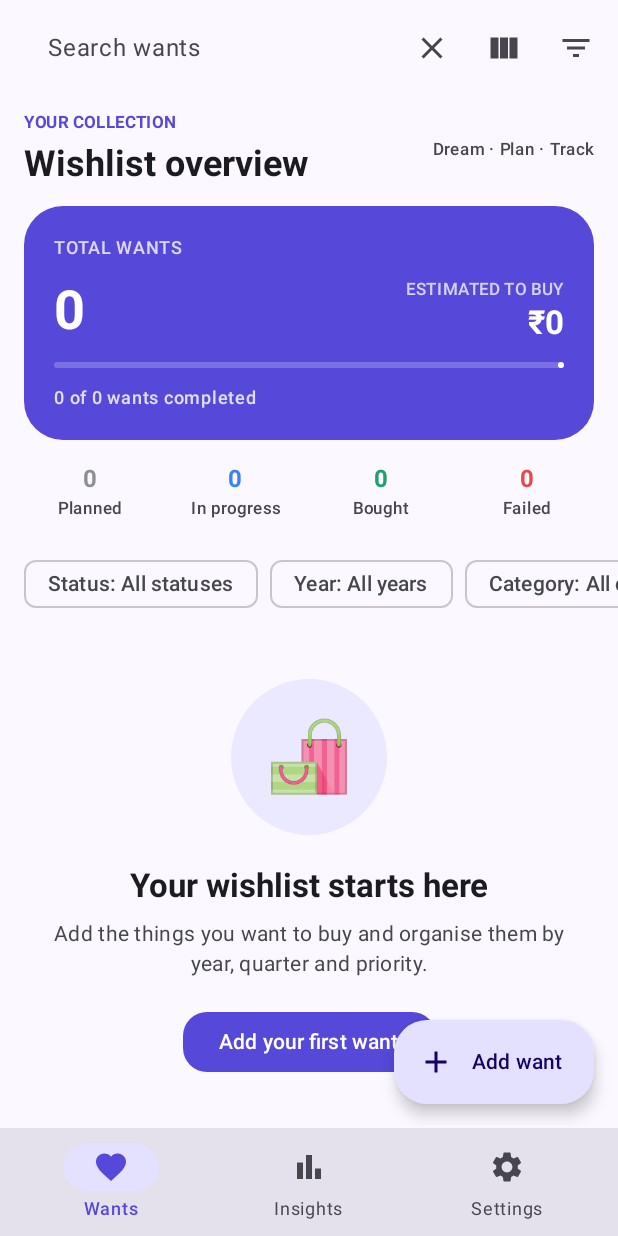
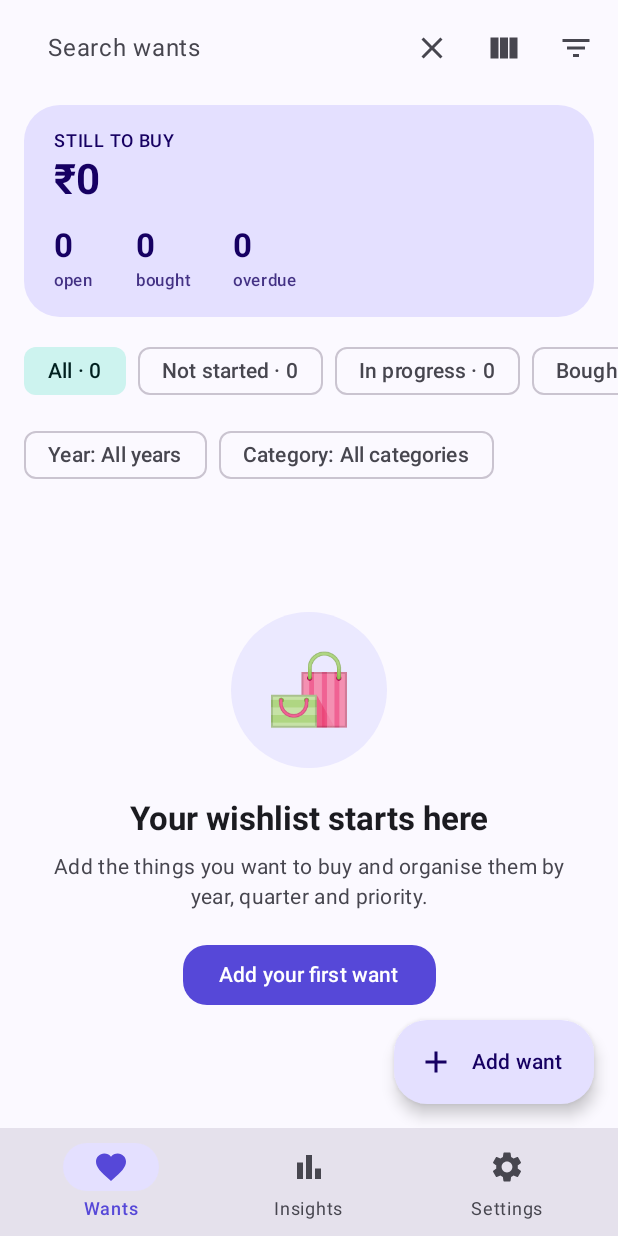
Before and after one commit to princetete/wantstrackers, an Android app built with Jetpack Compose: the HomeScreen screen opened through its navigation route, after a tap on "Search", on a phone screen of 412 x 824 dp. Run offline under Robolectric (Android 15) with nearby library versions, the phone set to English and light mode, and no system bars; our stand-ins replace Room's generated code.

Commit message:
Rebuild home screen hierarchy to match reference layout

```diff
--- a/app/src/main/java/com/wantstracker/app/ui/screens/HomeScreen.kt
+++ b/app/src/main/java/com/wantstracker/app/ui/screens/HomeScreen.kt
@@ -65,6 +65,7 @@ import com.wantstracker.app.domain.Status
 import com.wantstracker.app.domain.effectiveKey
 import com.wantstracker.app.domain.formatInr
 import com.wantstracker.app.domain.plannedKey
+import com.wantstracker.app.domain.isOverdue
 import com.wantstracker.app.ui.EmptyState
 import com.wantstracker.app.ui.MainBottomBar
 import com.wantstracker.app.ui.MainViewModel
@@ -130,8 +131,7 @@ fun HomeScreen(vm: MainViewModel, nav: NavController) {
                         )
                     } else {
                         Column {
-                            Text("Wants Tracker", fontWeight = FontWeight.Bold, style = MaterialTheme.typography.headlineSmall)
-                            Text("Dream · Plan · Track", style = MaterialTheme.typography.labelLarge, color = MaterialTheme.colorScheme.primary)
+                            Text("Wants", fontWeight = FontWeight.Bold, style = MaterialTheme.typography.headlineSmall)
                         }
                     }
                 },
@@ -217,35 +217,30 @@ fun HomeScreen(vm: MainViewModel, nav: NavController) {
                 horizontalArrangement = Arrangement.spacedBy(8.dp),
                 verticalAlignment = Alignment.CenterVertically
             ) {
-                FilterDropdown(
-                    label = "Status",
-                    selected = statusFilter?.let { "${it.emoji} ${it.label}" } ?: "All statuses",
-                    options = listOf("All statuses") + Status.entries.map { "${it.emoji} ${it.label}" },
-                    onSelect = { index -> statusFilter = if (index == 0) null else Status.entries[index - 1] }
-                )
-                FilterDropdown(
-                    label = "Year",
-                    selected = yearFilter?.toString() ?: "All years",
-                    options = listOf("All years") + years.map { it.toString() },
-                    onSelect = { index -> yearFilter = if (index == 0) null else years[index - 1] }
-                )
-                FilterDropdown(
-                    label = "Category",
-                    selected = categories.firstOrNull { it.id == categoryFilter }?.let { "${it.emoji} ${it.name}" } ?: "All categories",
-                    options = listOf("All categories") + categories.map { "${it.emoji} ${it.name}" },
-                    onSelect = { index -> categoryFilter = if (index == 0) null else categories[index - 1].id }
-                )
+                FilterChip(selected = statusFilter == null, onClick = { statusFilter = null },
+                    label = { Text("All · ${wants.size}") })
+                Status.entries.forEach { st ->
+                    val count = wants.count { it.status == st }
+                    FilterChip(selected = statusFilter == st, onClick = { statusFilter = if (statusFilter == st) null else st },
+                        label = { Text("${st.label} · $count") })
+                }
+            }
+            Row(
+                Modifier.fillMaxWidth().horizontalScroll(rememberScrollState()).padding(horizontal = 16.dp, vertical = 2.dp),
+                horizontalArrangement = Arrangement.spacedBy(8.dp),
+                verticalAlignment = Alignment.CenterVertically
+            ) {
+                FilterDropdown("Year", yearFilter?.toString() ?: "All years",
+                    listOf("All years") + years.map { it.toString() },
+                    { i -> yearFilter = if (i == 0) null else years[i - 1] })
+                FilterDropdown("Category",
+                    categories.firstOrNull { it.id == categoryFilter }?.let { "${it.emoji} ${it.name}" } ?: "All categories",
+                    listOf("All categories") + categories.map { "${it.emoji} ${it.name}" },
+                    { i -> categoryFilter = if (i == 0) null else categories[i - 1].id })
                 if (statusFilter != null || yearFilter != null || categoryFilter != null || priorityFilter != null) {
-                    FilterChip(
-                        selected = false,
-                        onClick = {
-                            statusFilter = null
-                            yearFilter = null
-                            categoryFilter = null
-                            priorityFilter = null
-                        },
-                        label = { Text("Clear") }
-                    )
+                    FilterChip(selected = false, onClick = {
+                        statusFilter = null; yearFilter = null; categoryFilter = null; priorityFilter = null
+                    }, label = { Text("Clear filters") })
                 }
             }
 
@@ -433,101 +428,34 @@ private fun BoardView(
 @Composable
 private fun DashboardSummary(wants: List<WantEntity>) {
     val bought = wants.count { it.status == Status.BOUGHT }
-    val progress = wants.count { it.status == Status.IN_PROGRESS }
-    val failed = wants.count { it.status == Status.FAILED }
-    val planned = wants.count { it.status == Status.NOT_STARTED }
-    val totalValue = wants.filter { it.status.isOpen }.sumOf { it.price }
-
-    Column(
-        Modifier.fillMaxWidth().padding(horizontal = 16.dp, vertical = 10.dp),
-        verticalArrangement = Arrangement.spacedBy(12.dp)
+    val open = wants.filter { it.status.isOpen }
+    val overdue = open.count { it.isOverdue() }
+    val totalValue = open.sumOf { it.price }
+    Card(
+        Modifier.fillMaxWidth().padding(horizontal = 16.dp, vertical = 6.dp),
+        shape = RoundedCornerShape(24.dp),
+        colors = CardDefaults.cardColors(containerColor = MaterialTheme.colorScheme.primaryContainer)
     ) {
-        Row(
-            Modifier.fillMaxWidth(),
-            verticalAlignment = Alignment.CenterVertically,
-            horizontalArrangement = Arrangement.SpaceBetween
-        ) {
-            Column(verticalArrangement = Arrangement.spacedBy(3.dp)) {
-                Text(
-                    "YOUR COLLECTION",
-                    style = MaterialTheme.typography.labelSmall,
-                    color = MaterialTheme.colorScheme.primary,
-                    fontWeight = FontWeight.Bold
-                )
-                Text(
-                    "Wishlist overview",
-                    style = MaterialTheme.typography.headlineSmall,
-                    fontWeight = FontWeight.Bold
-                )
-            }
-            Text(
-                "Dream · Plan · Track",
-                style = MaterialTheme.typography.labelSmall,
-                color = MaterialTheme.colorScheme.onSurfaceVariant
-            )
-        }
-        Card(
-            modifier = Modifier.fillMaxWidth(),
-            shape = RoundedCornerShape(26.dp),
-            colors = CardDefaults.cardColors(containerColor = MaterialTheme.colorScheme.primary)
-        ) {
-            Column(
-                Modifier.fillMaxWidth().padding(20.dp),
-                verticalArrangement = Arrangement.spacedBy(12.dp)
-            ) {
-                Text(
-                    "TOTAL WANTS",
-                    style = MaterialTheme.typography.labelMedium,
-                    color = MaterialTheme.colorScheme.onPrimary.copy(alpha = 0.78f),
-                    fontWeight = FontWeight.SemiBold
-                )
-                Row(
-                    Modifier.fillMaxWidth(),
-                    horizontalArrangement = Arrangement.SpaceBetween,
-                    verticalAlignment = Alignment.Bottom
-                ) {
-                    Text(
-                        wants.size.toString(),
-                        style = MaterialTheme.typography.displaySmall,
-                        fontWeight = FontWeight.Bold,
-                        color = MaterialTheme.colorScheme.onPrimary
-                    )
-                    Column(horizontalAlignment = Alignment.End) {
-                        Text(
-                            "ESTIMATED TO BUY",
-                            style = MaterialTheme.typography.labelSmall,
-                            color = MaterialTheme.colorScheme.onPrimary.copy(alpha = 0.75f)
-                        )
-                        Text(
-                            formatInr(totalValue),
-                            style = MaterialTheme.typography.titleLarge,
-                            fontWeight = FontWeight.Bold,
-                            color = MaterialTheme.colorScheme.onPrimary
-                        )
-                    }
-                }
-                androidx.compose.material3.LinearProgressIndicator(
-                    progress = { if (wants.isEmpty()) 0f else bought.toFloat() / wants.size },
-                    modifier = Modifier.fillMaxWidth(),
-                    color = MaterialTheme.colorScheme.onPrimary,
-                    trackColor = MaterialTheme.colorScheme.onPrimary.copy(alpha = 0.22f)
-                )
-                Text(
-                    "$bought of ${wants.size} wants completed",
-                    style = MaterialTheme.typography.labelMedium,
-                    color = MaterialTheme.colorScheme.onPrimary.copy(alpha = 0.82f)
-                )
+        Column(Modifier.fillMaxWidth().padding(horizontal = 20.dp, vertical = 16.dp)) {
+            Text("STILL TO BUY", style = MaterialTheme.typography.labelMedium,
+                color = MaterialTheme.colorScheme.onPrimaryContainer, fontWeight = FontWeight.Medium)
+            Text(formatInr(totalValue), style = MaterialTheme.typography.headlineMedium,
+                color = MaterialTheme.colorScheme.onPrimaryContainer, fontWeight = FontWeight.Bold)
+            Row(Modifier.padding(top = 12.dp), horizontalArrangement = Arrangement.spacedBy(28.dp)) {
+                SummaryCount(open.size, "open")
+                SummaryCount(bought, "bought")
+                SummaryCount(overdue, "overdue")
             }
         }
-        Row(
-            Modifier.fillMaxWidth(),
-            horizontalArrangement = Arrangement.spacedBy(8.dp)
-        ) {
-            DashboardCount("Planned", planned, Color(0xFF8E8E9A), Modifier.weight(1f))
-            DashboardCount("In progress", progress, Color(0xFF3B82F6), Modifier.weight(1f))
-            DashboardCount("Bought", bought, Color(0xFF22A06B), Modifier.weight(1f))
-            DashboardCount("Failed", failed, Color(0xFFE5484D), Modifier.weight(1f))
-        }
+    }
+}
+@Composable
+private fun SummaryCount(value: Int, label: String) {
+    Column(verticalArrangement = Arrangement.spacedBy(1.dp)) {
+        Text("$value", style = MaterialTheme.typography.titleLarge, fontWeight = FontWeight.Bold,
+            color = MaterialTheme.colorScheme.onPrimaryContainer)
+        Text(label, style = MaterialTheme.typography.labelSmall,
+            color = MaterialTheme.colorScheme.onPrimaryContainer.copy(alpha = 0.78f))
     }
 }
 
```
